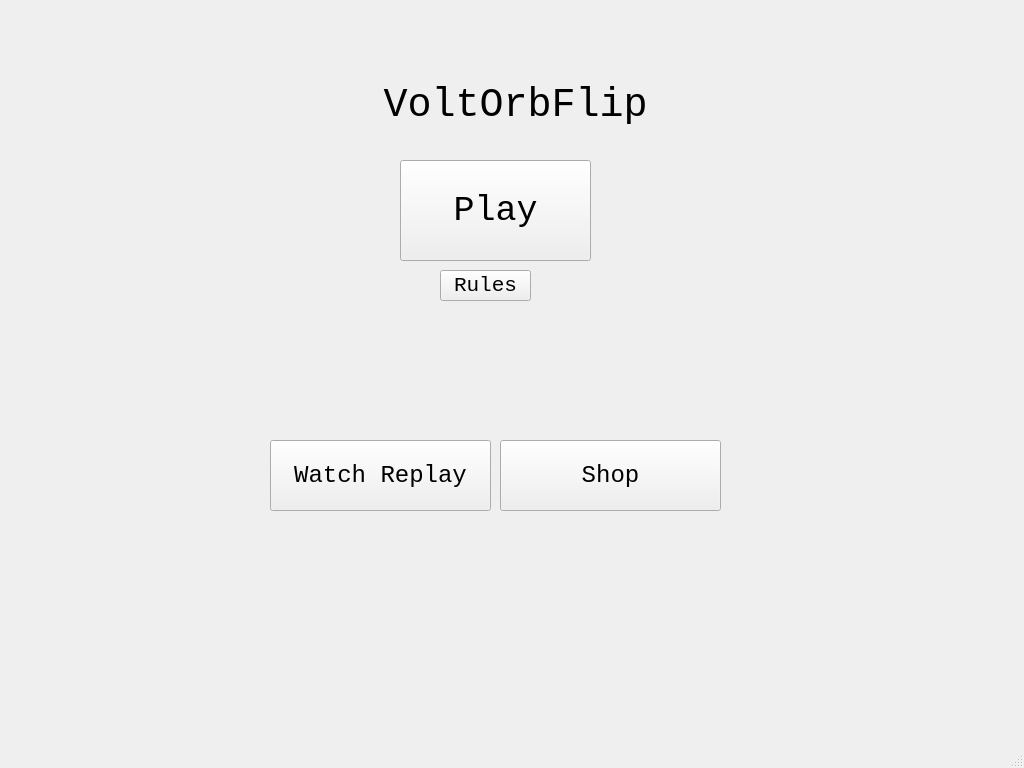
Above: VOF-Client-Desktop/menu.ui from SBEmafph/voltorbflip-clone before the change. Below: the same form after it.
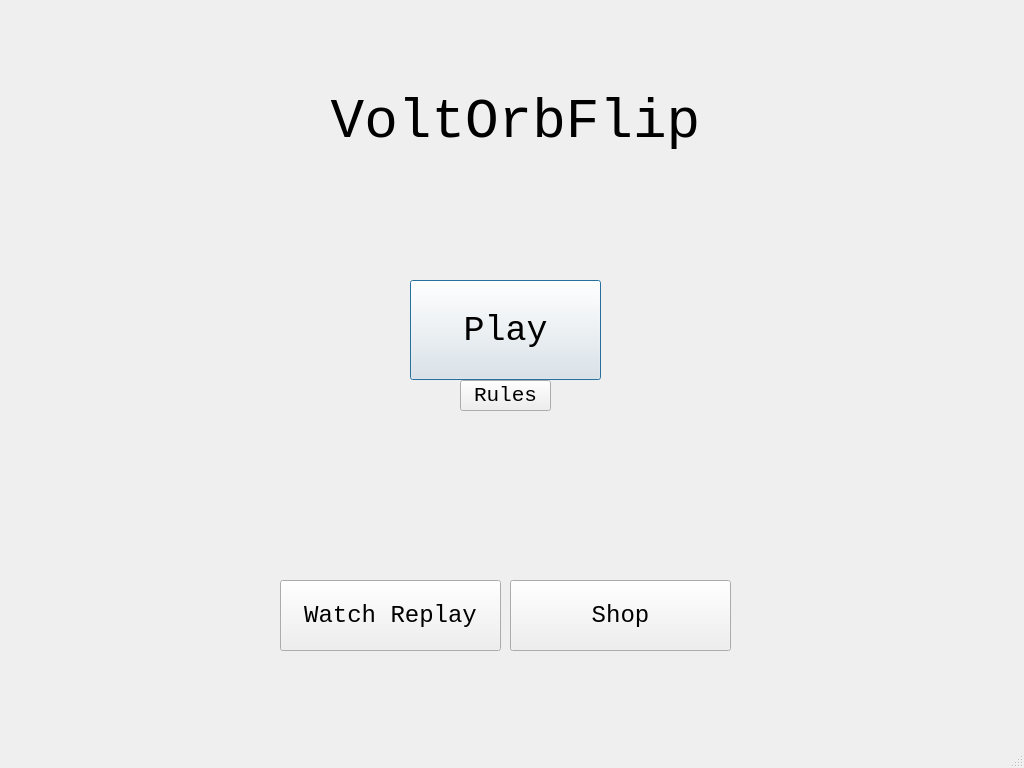
That is the form after the change.

Patch:
```diff
--- a/VOF-Client-Desktop/menu.ui
+++ b/VOF-Client-Desktop/menu.ui
@@ -14,24 +14,24 @@
    <string>Client</string>
   </property>
   <widget class="QWidget" name="centralwidget">
-   <widget class="QPushButton" name="playBtn">
+   <widget class="QPushButton" name="shopBtn">
     <property name="geometry">
      <rect>
-      <x>400</x>
-      <y>160</y>
-      <width>191</width>
-      <height>101</height>
+      <x>510</x>
+      <y>580</y>
+      <width>221</width>
+      <height>71</height>
      </rect>
     </property>
     <property name="font">
      <font>
       <family>Consolas</family>
-      <pointsize>26</pointsize>
+      <pointsize>18</pointsize>
       <bold>false</bold>
      </font>
     </property>
     <property name="text">
-     <string>Play</string>
+     <string>Shop</string>
     </property>
     <property name="iconSize">
      <size>
@@ -39,34 +39,24 @@
       <height>20</height>
      </size>
     </property>
-   </widget>
-   <widget class="QLabel" name="Titel">
-    <property name="geometry">
-     <rect>
-      <x>350</x>
-      <y>70</y>
-      <width>331</width>
-      <height>71</height>
-     </rect>
+    <property name="checkable">
+     <bool>false</bool>
     </property>
-    <property name="font">
-     <font>
-      <family>Consolas</family>
-      <pointsize>30</pointsize>
-     </font>
+    <property name="checked">
+     <bool>false</bool>
     </property>
-    <property name="text">
-     <string>VoltOrbFlip</string>
+    <property name="default">
+     <bool>false</bool>
     </property>
-    <property name="alignment">
-     <set>Qt::AlignmentFlag::AlignCenter</set>
+    <property name="flat">
+     <bool>false</bool>
     </property>
    </widget>
    <widget class="QPushButton" name="rulesBtn">
     <property name="geometry">
      <rect>
-      <x>440</x>
-      <y>270</y>
+      <x>460</x>
+      <y>380</y>
       <width>91</width>
       <height>31</height>
      </rect>
@@ -88,11 +78,40 @@
      </size>
     </property>
    </widget>
+   <widget class="QPushButton" name="playBtn">
+    <property name="geometry">
+     <rect>
+      <x>410</x>
+      <y>280</y>
+      <width>191</width>
+      <height>100</height>
+     </rect>
+    </property>
+    <property name="font">
+     <font>
+      <family>Consolas</family>
+      <pointsize>26</pointsize>
+      <bold>false</bold>
+     </font>
+    </property>
+    <property name="text">
+     <string>Play</string>
+    </property>
+    <property name="iconSize">
+     <size>
+      <width>20</width>
+      <height>20</height>
+     </size>
+    </property>
+    <property name="default">
+     <bool>true</bool>
+    </property>
+   </widget>
    <widget class="QPushButton" name="replayBtn">
     <property name="geometry">
      <rect>
-      <x>270</x>
-      <y>440</y>
+      <x>280</x>
+      <y>580</y>
       <width>221</width>
       <height>71</height>
      </rect>
@@ -114,31 +133,33 @@
      </size>
     </property>
    </widget>
-   <widget class="QPushButton" name="shopBtn">
+   <widget class="QWidget" name="verticalLayoutWidget">
     <property name="geometry">
      <rect>
-      <x>500</x>
-      <y>440</y>
-      <width>221</width>
-      <height>71</height>
+      <x>0</x>
+      <y>80</y>
+      <width>1031</width>
+      <height>84</height>
      </rect>
     </property>
-    <property name="font">
-     <font>
-      <family>Consolas</family>
-      <pointsize>18</pointsize>
-      <bold>false</bold>
-     </font>
-    </property>
-    <property name="text">
-     <string>Shop</string>
-    </property>
-    <property name="iconSize">
-     <size>
-      <width>20</width>
-      <height>20</height>
-     </size>
-    </property>
+    <layout class="QVBoxLayout" name="verticalLayout">
+     <item>
+      <widget class="QLabel" name="Titel">
+       <property name="font">
+        <font>
+         <family>Consolas</family>
+         <pointsize>42</pointsize>
+        </font>
+       </property>
+       <property name="text">
+        <string>VoltOrbFlip</string>
+       </property>
+       <property name="alignment">
+        <set>Qt::AlignmentFlag::AlignCenter</set>
+       </property>
+      </widget>
+     </item>
+    </layout>
    </widget>
   </widget>
   <widget class="QMenuBar" name="menubar">
@@ -147,7 +168,7 @@
      <x>0</x>
      <y>0</y>
      <width>1024</width>
-     <height>22</height>
+     <height>25</height>
     </rect>
    </property>
   </widget>
```
